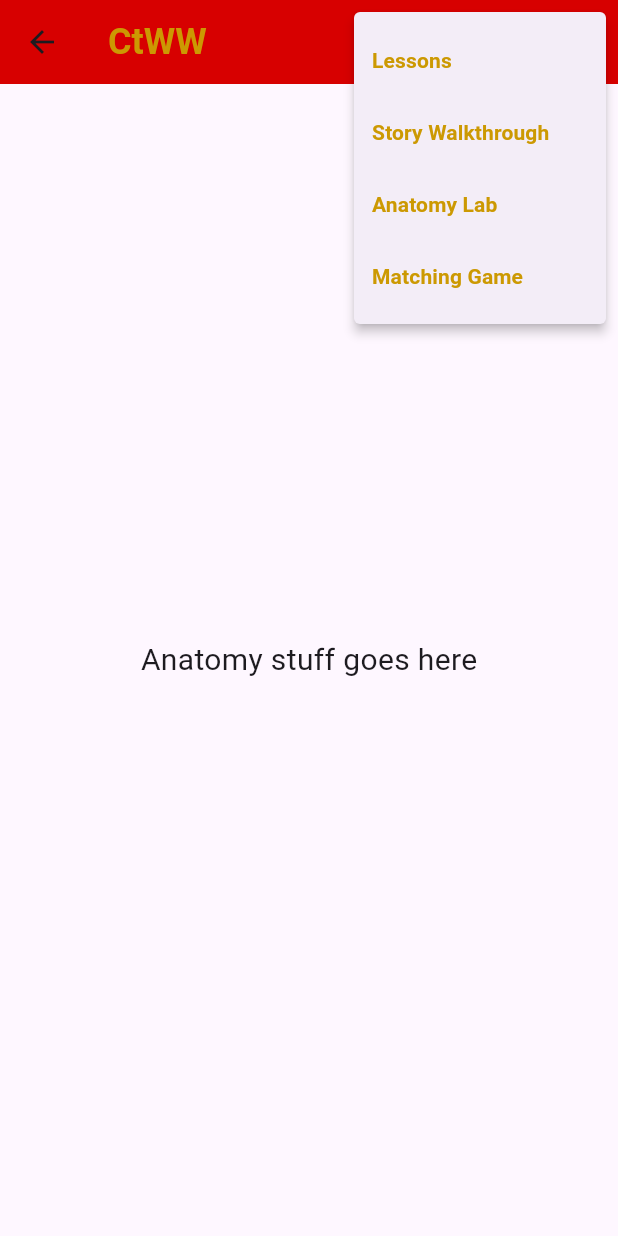
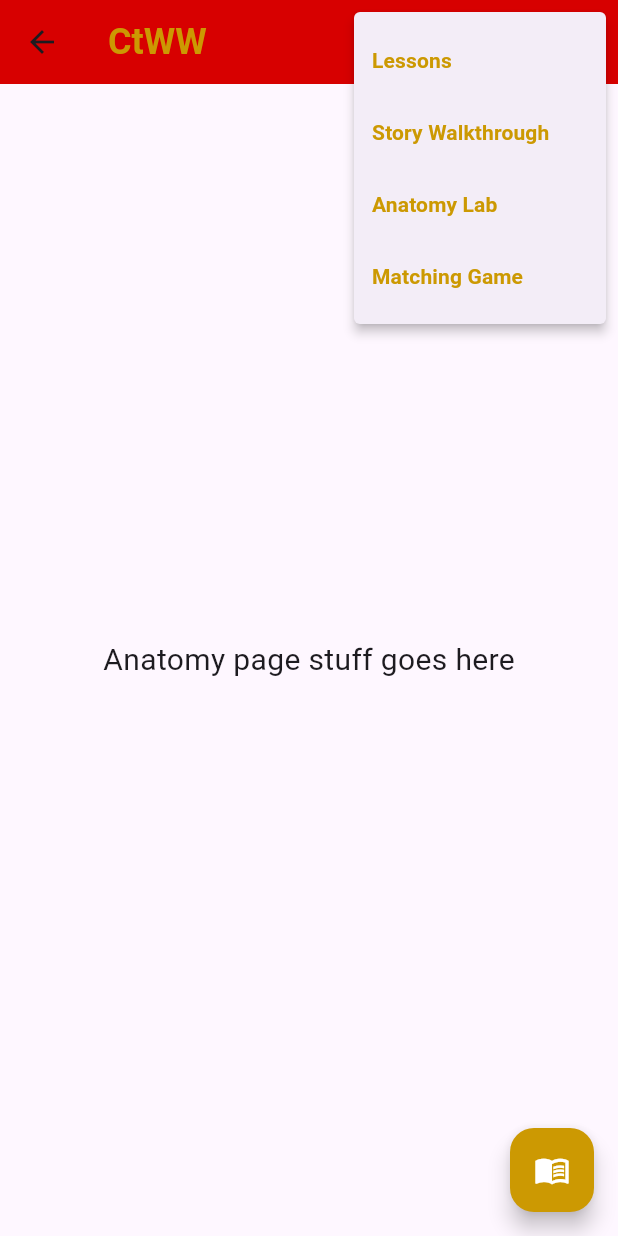
Before and after one commit to guest-dc/ctww, a Flutter app: the AnatomyPage screen opened directly, after a tap on the "menu" icon, on a phone screen of 412 x 824 dp. Run offline on Flutter 3.47's test engine with Material 3 defaults, Android fonts, the phone set to English and light mode, and no system bars.

Commit message:
added lesson_bar to story walkthrough and anatomy lab pages

```diff
--- a/ctww/lib/pages/anatomy_page.dart
+++ b/ctww/lib/pages/anatomy_page.dart
@@ -1,18 +1,47 @@
+import 'package:ctww/utils/colors.dart';
 import 'package:flutter/material.dart';
+import '../utils/nav_bar.dart';
+import '../utils/lesson_bar.dart';
 
-//import '../utils/colors.dart';
-import '../utils/nav_bar.dart';
+class AnatomyPage extends StatefulWidget {
+  @override
+  _AnatomyPageState createState() => _AnatomyPageState();
+}
 
-class AnatomyPage extends StatelessWidget {
+class _AnatomyPageState extends State<AnatomyPage> {
+  bool _isLessonBarVisible = false;
+
+  void _toggleLessonBar() {
+    setState(() {
+      _isLessonBarVisible = !_isLessonBarVisible;
+    });
+  }
+
   @override
   Widget build(BuildContext context) {
     return Scaffold(
       appBar: NavBar(),
-      body: Center(
-        child: Text(
-          'Anatomy stuff goes here',
-          style: TextStyle(fontSize: 20),
-        ),
+      body: Stack(
+        children: [
+          Center(
+            child: Text(
+              'Anatomy page stuff goes here',
+              style: TextStyle(fontSize: 20),
+            ),
+          ),
+          Positioned(
+            right: 0,
+            top: 0,
+            bottom: 0,
+            child: LessonBar(isVisible: _isLessonBarVisible, toggleVisibility: _toggleLessonBar),
+          ),
+        ],
+      ),
+      floatingActionButton: FloatingActionButton(
+        onPressed: _toggleLessonBar,
+        backgroundColor: colorGOLD,
+        foregroundColor: colorWHITE,
+        child: Icon(Icons.menu_book),
       ),
     );
   }
--- a/ctww/lib/utils/colors.dart
+++ b/ctww/lib/utils/colors.dart
@@ -2,3 +2,4 @@ import 'package:flutter/material.dart';
 
 const Color colorRED = Color.fromARGB(255, 215, 0, 0);
 const Color colorGOLD = Color.fromARGB(255, 204, 153, 2);
+const Color colorWHITE = Color.fromARGB(255, 255, 255, 255);
--- /dev/null
+++ b/ctww/lib/utils/lesson_bar.dart
@@ -0,0 +1,88 @@
+import 'package:flutter/material.dart';
+import 'package:flutter/services.dart';
+import 'dart:convert';
+import '../utils/colors.dart';
+import '../utils/models.dart';
+
+class LessonBar extends StatefulWidget {
+  final bool isVisible;
+  final VoidCallback toggleVisibility;
+
+  LessonBar({required this.isVisible, required this.toggleVisibility});
+
+  @override
+  _LessonBarState createState() => _LessonBarState();
+}
+
+class _LessonBarState extends State<LessonBar> {
+  late Future<List<Lesson>> lessons;
+
+  @override
+  void initState() {
+    super.initState();
+    lessons = loadLessons();
+  }
+
+  // Function to load JSON data from the asset file
+  Future<List<Lesson>> loadLessons() async {
+    final String jsonString = await rootBundle.loadString('assets/charset.json');
+    final Map<String, dynamic> data = jsonDecode(jsonString);
+    return (data['charset'] as List).map((json) => Lesson.fromJson(json)).toList();
+  }
+
+  @override
+  Widget build(BuildContext context) {
+    return AnimatedContainer(
+      duration: Duration(milliseconds: 200),
+      width: widget.isVisible ? 90 : 0,
+      decoration: BoxDecoration(
+        color: Colors.white,
+        boxShadow: [
+          if (widget.isVisible)
+            BoxShadow(
+              color: Colors.black26,
+              blurRadius: 5,
+              spreadRadius: 2,
+            ),
+        ],
+      ),
+      child: widget.isVisible
+          ? FutureBuilder<List<Lesson>>(
+              future: lessons,
+              builder: (context, snapshot) {
+                if (snapshot.connectionState == ConnectionState.waiting) {
+                  return Center(child: CircularProgressIndicator());
+                } else if (snapshot.hasError) {
+                  return Center(child: Text('Error: ${snapshot.error}'));
+                } else if (!snapshot.hasData || snapshot.data!.isEmpty) {
+                  return Center(child: Text('No lessons available'));
+                } else {
+                  final lessons = snapshot.data!;
+                  return Column(
+                    crossAxisAlignment: CrossAxisAlignment.center, // Align horizontally to the center
+                    children: lessons.map((lesson) {
+                      return Column(
+                        children: [
+                          Padding(
+                            padding: const EdgeInsets.all(8.0),
+                            child: Text('Lesson ${lesson.lessonID}', style: TextStyle(fontWeight: FontWeight.bold, color: colorGOLD)),
+                          ),
+                          ...lesson.characters.map((character) {
+                            return ListTile(
+                              title: Text(character.character, style: TextStyle(fontSize: 18, color: colorGOLD)),
+                              onTap: () {
+                                print('Selected: ${character.character}');
+                              },
+                            );
+                          }),
+                        ],
+                      );
+                    }).toList(),
+                  );
+                }
+              },
+            )
+          : null,
+    );
+  }
+}
--- /dev/null
+++ b/ctww/lib/utils/models.dart
@@ -0,0 +1,72 @@
+// models.dart
+
+class Stroke {
+  final int strokeID;
+  final String stroke;
+  final String story;
+
+  Stroke({required this.strokeID, required this.stroke, required this.story});
+
+  factory Stroke.fromJson(Map<String, dynamic> json) {
+    return Stroke(
+      strokeID: json['strokeID'],
+      stroke: json['stroke'],
+      story: json['story'],
+    );
+  }
+}
+
+class Character {
+  final String character;
+  final String unicode;
+  final String pinyin;
+  final String definition;
+  final String story;
+  final String animation;
+  final int strokeNum;
+  final List<Stroke> strokes;
+
+  Character({
+    required this.character,
+    required this.unicode,
+    required this.pinyin,
+    required this.definition,
+    required this.story,
+    required this.animation,
+    required this.strokeNum,
+    required this.strokes,
+  });
+
+  factory Character.fromJson(Map<String, dynamic> json) {
+    var list = json['strokes'] as List;
+    List<Stroke> strokeList = list.map((i) => Stroke.fromJson(i)).toList();
+
+    return Character(
+      character: json['character'],
+      unicode: json['unicode'],
+      pinyin: json['pinyin'],
+      definition: json['definition'],
+      story: json['story'],
+      animation: json['animation'],
+      strokeNum: json['strokeNum'],
+      strokes: strokeList,
+    );
+  }
+}
+
+class Lesson {
+  final int lessonID;
+  final List<Character> characters;
+
+  Lesson({required this.lessonID, required this.characters});
+
+  factory Lesson.fromJson(Map<String, dynamic> json) {
+    var list = json['characters'] as List;
+    List<Character> characterList = list.map((i) => Character.fromJson(i)).toList();
+
+    return Lesson(
+      lessonID: json['lessonID'],
+      characters: characterList,
+    );
+  }
+}
--- a/ctww/pubspec.yaml
+++ b/ctww/pubspec.yaml
@@ -19,3 +19,5 @@ dev_dependencies:
 
 flutter:
   uses-material-design: true
+  assets:
+    - assets/charset.json
```
Also changed, not shown: ctww/lib/pages/story_walk_page.dart (+37 -8 lines).
